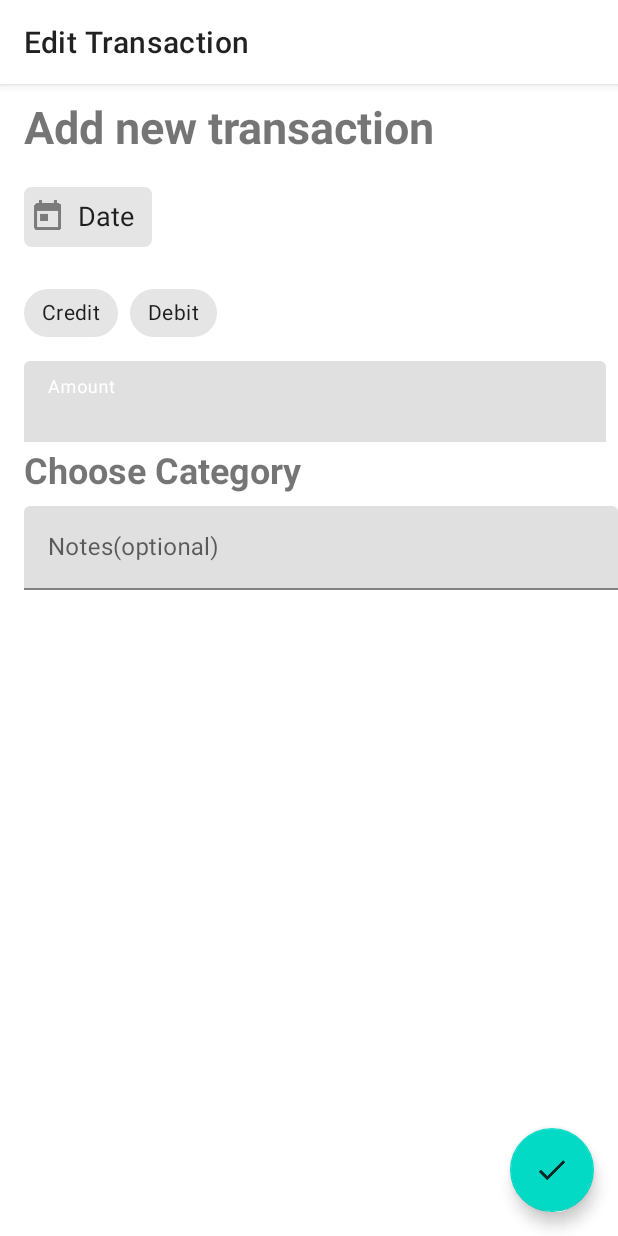
After one commit to pushkar-anand/spendo, an Android app: the EditTransactionActivity screen opened directly, with no data from a screen before it, on a phone screen of 412 x 824 dp. The commit adds this screen. Run offline under Robolectric (Android 15) with nearby library versions, the phone set to English and light mode, and no system bars; 1 statement that could not run was skipped.

Commit message:
started work on edit transaction.

```diff
--- a/app/src/main/AndroidManifest.xml
+++ b/app/src/main/AndroidManifest.xml
@@ -41,6 +41,10 @@
             android:label="@string/title_activity_settings"
             android:parentActivityName=".ui.HomeActivity"
             android:theme="@style/AppTheme.ActionBar" />
+        <activity
+            android:name=".ui.EditTransactionActivity"
+            android:label="@string/title_activity_edit_transaction"
+            android:theme="@style/AppTheme.ActionBar" />
     </application>
 
 </manifest>
--- /dev/null
+++ b/app/src/main/java/me/pushkaranand/spendo/ui/EditTransactionActivity.kt
@@ -0,0 +1,39 @@
+package me.pushkaranand.spendo.ui
+
+import android.app.Activity
+import android.os.Bundle
+import androidx.appcompat.app.AppCompatActivity
+import androidx.lifecycle.ViewModelProviders
+import me.pushkaranand.spendo.R
+import me.pushkaranand.spendo.viewmodel.CategoryViewModel
+import me.pushkaranand.spendo.viewmodel.TransactionViewModel
+
+class EditTransactionActivity : AppCompatActivity() {
+
+    companion object {
+        const val TRANSACTION_EDIT_ID = "me.pushkaranand.spendo.TRANSACTION.edit"
+    }
+
+    private var transactionViewModel: TransactionViewModel? = null
+    private var categoryViewModel: CategoryViewModel? = null
+
+    override fun onCreate(savedInstanceState: Bundle?) {
+        super.onCreate(savedInstanceState)
+        setContentView(R.layout.activity_new_transaction)
+
+        if (!intent.hasExtra(TRANSACTION_EDIT_ID)) {
+            setResult(Activity.RESULT_CANCELED)
+            finish()
+        } else {
+            initViewModel()
+
+        }
+    }
+
+    private fun initViewModel() {
+        transactionViewModel =
+                ViewModelProviders.of(this).get(TransactionViewModel::class.java)
+        categoryViewModel =
+                ViewModelProviders.of(this).get(CategoryViewModel::class.java)
+    }
+}
--- a/app/src/main/res/values/strings.xml
+++ b/app/src/main/res/values/strings.xml
@@ -75,4 +75,7 @@
     <string name="backup_btn">Backup Now</string>
     <string name="restore_btn">Restore</string>
 
+
+    <string name="title_activity_edit_transaction">Edit Transaction</string>
+
 </resources>
```
Also changed, not shown: app/src/main/java/me/pushkaranand/spendo/ui/ViewTransactionActivity.kt (+20 -0 lines).
